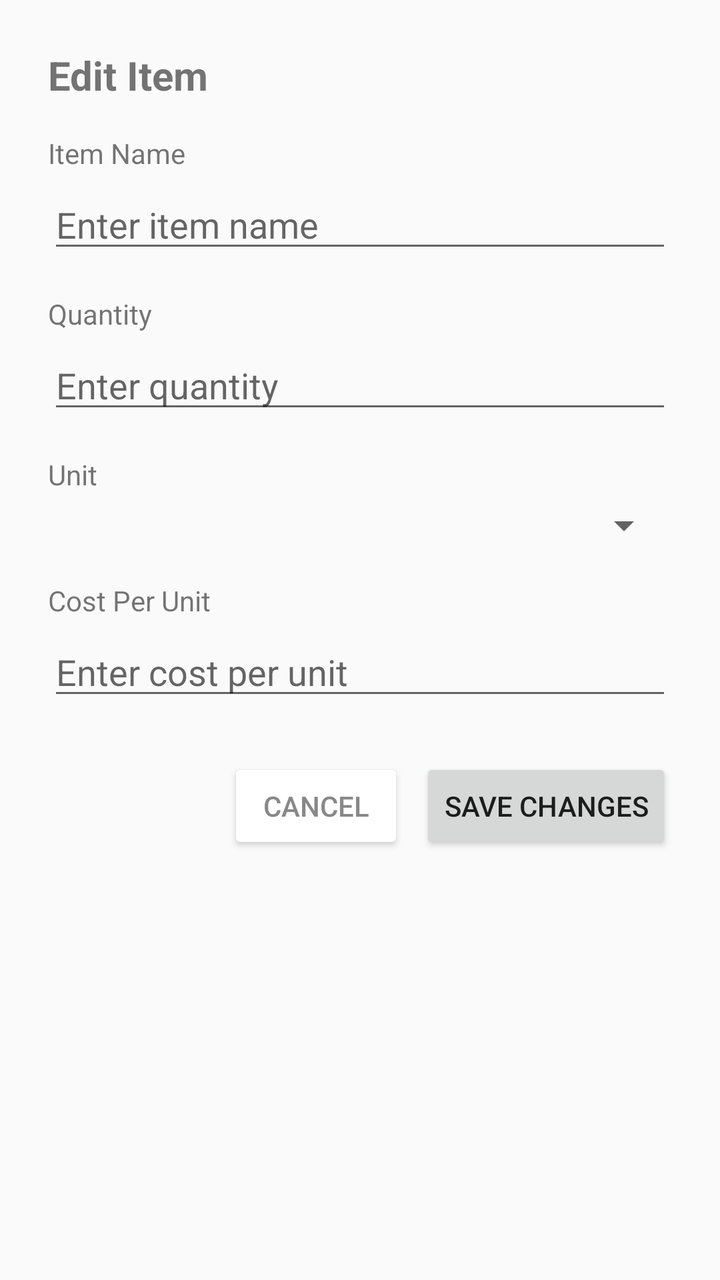
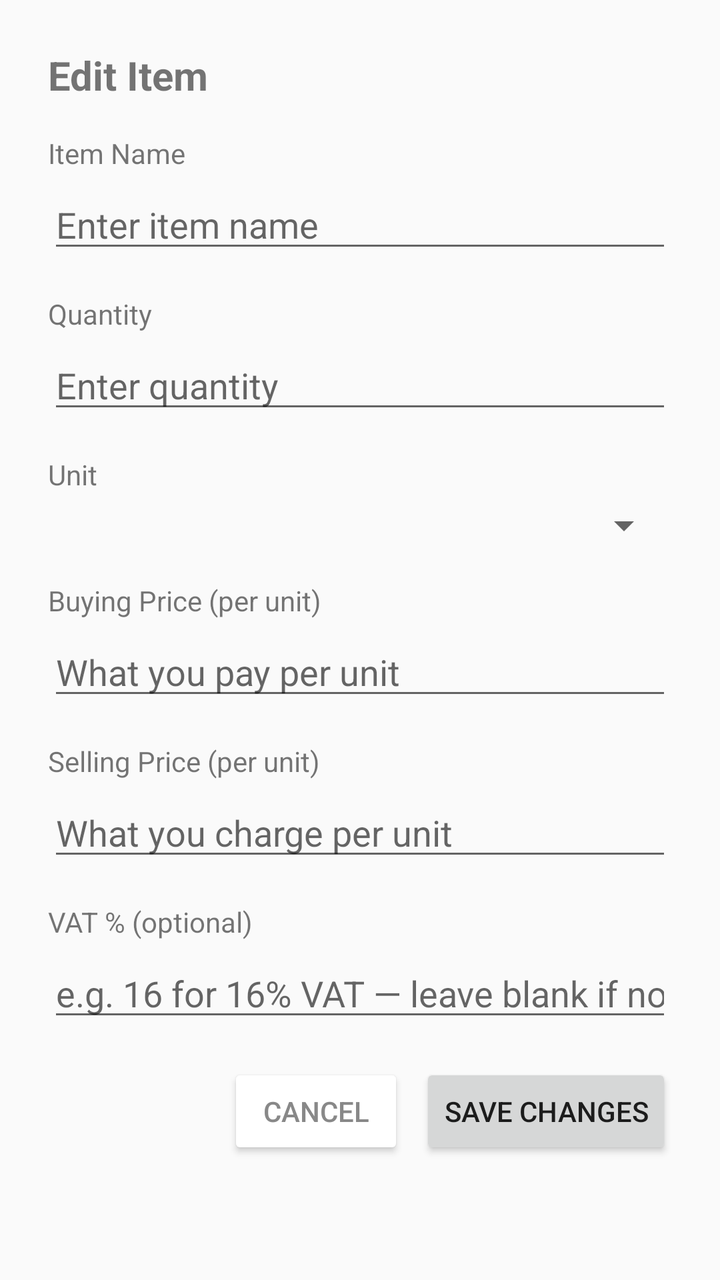

Before-and-after screenshots of an Android layout around one commit, followed by the original layout XML and the change that was made.
<!-- AndroidManifest.xml: application theme Theme.AppCompat.Light.NoActionBar -->
<!-- res/layout/dialog_edit_inventory.xml -->
<?xml version="1.0" encoding="utf-8"?>
<ScrollView xmlns:android="http://schemas.android.com/apk/res/android"
    android:layout_width="match_parent"
    android:layout_height="wrap_content">

    <LinearLayout
        android:layout_width="match_parent"
        android:layout_height="wrap_content"
        android:orientation="vertical"
        android:padding="24dp">

        <TextView
            android:layout_width="wrap_content"
            android:layout_height="wrap_content"
            android:text="Edit Item"
            android:textSize="20sp"
            android:textStyle="bold"
            android:layout_marginBottom="16dp"/>

        
        <LinearLayout
            android:id="@+id/llEditInventoryDialogErrors"
            android:layout_width="match_parent"
            android:layout_height="wrap_content"
            android:orientation="vertical"
            android:visibility="gone"
            android:layout_marginBottom="12dp"/>

        
        <TextView
            android:layout_width="wrap_content"
            android:layout_height="wrap_content"
            android:text="Item Name"
            android:textSize="14sp"
            android:layout_marginBottom="4dp"/>

        <EditText
            android:id="@+id/etEditInventoryName"
            android:layout_width="match_parent"
            android:layout_height="wrap_content"
            android:hint="Enter item name"
            android:inputType="textCapWords"
            android:layout_marginBottom="16dp"/>

        
        <TextView
            android:layout_width="wrap_content"
            android:layout_height="wrap_content"
            android:text="Quantity"
            android:textSize="14sp"
            android:layout_marginBottom="4dp"/>

        <EditText
            android:id="@+id/etEditInventoryQuantity"
            android:layout_width="match_parent"
            android:layout_height="wrap_content"
            android:hint="Enter quantity"
            android:inputType="number"
            android:layout_marginBottom="16dp"/>

        
        <TextView
            android:layout_width="wrap_content"
            android:layout_height="wrap_content"
            android:text="Unit"
            android:textSize="14sp"
            android:layout_marginBottom="4dp"/>

        <Spinner
            android:id="@+id/spinnerEditUnit"
            android:layout_width="match_parent"
            android:layout_height="wrap_content"
            android:layout_marginBottom="16dp"/>

        
        <TextView
            android:layout_width="wrap_content"
            android:layout_height="wrap_content"
            android:text="Cost Per Unit"
            android:textSize="14sp"
            android:layout_marginBottom="4dp"/>

        <EditText
            android:id="@+id/etEditInventoryCost"
            android:layout_width="match_parent"
            android:layout_height="wrap_content"
            android:hint="Enter cost per unit"
            android:inputType="number"
            android:layout_marginBottom="24dp"/>

        
        <LinearLayout
            android:layout_width="match_parent"
            android:layout_height="wrap_content"
            android:orientation="horizontal"
            android:gravity="end">

            <Button
                android:id="@+id/btnEditInventoryDialogCancel"
                android:layout_width="wrap_content"
                android:layout_height="wrap_content"
                android:text="Cancel"
                android:backgroundTint="#FFFFFF"
                android:textColor="#888888"
                android:layout_marginEnd="8dp"/>

            <Button
                android:id="@+id/btnEditInventoryDialogSubmit"
                android:layout_width="wrap_content"
                android:layout_height="wrap_content"
                android:text="Save Changes"/>

        </LinearLayout>

    </LinearLayout>

</ScrollView>
<!-- resources referenced by this layout -->
<resources>
  <style name="Theme.AppCompat.Light.NoActionBar" parent="Theme.AppCompat.Light">
          <item name="windowActionBar">false</item>
          <item name="windowNoTitle">true</item>
      </style>
</resources>

<!-- the commit's change to res/layout/dialog_edit_inventory.xml (unified diff, before → after) -->
@@ -76,17 +76,49 @@
         <TextView
             android:layout_width="wrap_content"
             android:layout_height="wrap_content"
-            android:text="Cost Per Unit"
+            android:text="Buying Price (per unit)"
             android:textSize="14sp"
             android:layout_marginBottom="4dp"/>
 
         <EditText
-            android:id="@+id/etEditInventoryCost"
+            android:id="@+id/etBuyingPrice"
             android:layout_width="match_parent"
             android:layout_height="wrap_content"
-            android:hint="Enter cost per unit"
+            android:hint="What you pay per unit"
             android:inputType="number"
-            android:layout_marginBottom="24dp"/>
+            android:layout_marginBottom="16dp"/>
+
+        
+        <TextView
+            android:layout_width="wrap_content"
+            android:layout_height="wrap_content"
+            android:text="Selling Price (per unit)"
+            android:textSize="14sp"
+            android:layout_marginBottom="4dp"/>
+
+        <EditText
+            android:id="@+id/etSellingPrice"
+            android:layout_width="match_parent"
+            android:layout_height="wrap_content"
+            android:hint="What you charge per unit"
+            android:inputType="number"
+            android:layout_marginBottom="16dp"/>
+
+        
+        <TextView
+            android:layout_width="wrap_content"
+            android:layout_height="wrap_content"
+            android:text="VAT % (optional)"
+            android:textSize="14sp"
+            android:layout_marginBottom="4dp"/>
+
+        <EditText
+            android:id="@+id/etVatPercentage"
+            android:layout_width="match_parent"
+            android:layout_height="wrap_content"
+            android:hint="e.g. 16 for 16% VAT — leave blank if none"
+            android:inputType="number"
+            android:layout_marginBottom="16dp"/>
 
         
         <LinearLayout
